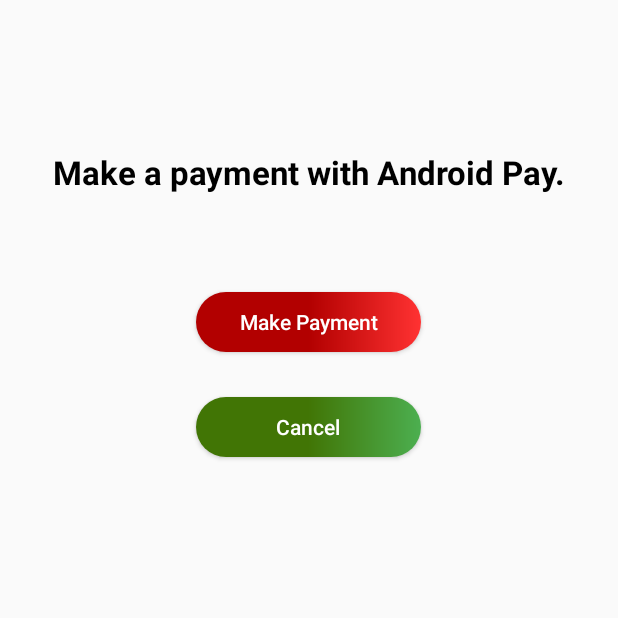
After one commit to alopez96/fete, an Android app: the PaymentActivity screen opened directly, with no data from a screen before it, on a phone screen of 412 x 824 dp, the top half of it. The commit adds this screen. Run offline under Robolectric (Android 15) with nearby library versions, the phone set to English and light mode, and no system bars; libraries missing offline, so code that uses them is left out: com.anjlab.android, com.stripe.android; 1 statement that could not run was skipped.

Commit message:
google pay payment

```diff
--- a/app/build.gradle
+++ b/app/build.gradle
@@ -50,6 +50,11 @@ dependencies {
     implementation 'com.android.support:cardview-v7:24.0.1'
 
     implementation 'com.google.android.gms:play-services-auth:16.0.0'
+
+    implementation 'com.stripe:stripe-android:8.1.0'
+    implementation 'com.google.android.gms:play-services-wallet:16.0.0'
+    implementation 'com.anjlab.android.iab.v3:library:1.0.44'
+
 }
 
 apply plugin: 'com.google.gms.google-services'
--- /dev/null
+++ b/app/src/main/java/com/example/arturolopez/fete/PaymentActivity.java
@@ -0,0 +1,114 @@
+package com.example.arturolopez.fete;
+
+import android.content.Intent;
+import android.support.annotation.NonNull;
+import android.support.annotation.Nullable;
+import android.support.design.widget.FloatingActionButton;
+import android.support.v7.app.AppCompatActivity;
+import android.os.Bundle;
+import android.util.Log;
+import android.view.Menu;
+import android.view.MenuItem;
+import android.view.View;
+import android.widget.Button;
+import android.widget.TextView;
+import android.widget.Toast;
+
+import com.anjlab.android.iab.v3.BillingProcessor;
+import com.anjlab.android.iab.v3.TransactionDetails;
+import com.stripe.android.model.Card;
+
+public class PaymentActivity extends AppCompatActivity implements BillingProcessor.IBillingHandler{
+
+    BillingProcessor bp;
+    private Button payButton, backButton;
+
+    @Override
+    protected void onCreate(Bundle savedInstanceState) {
+        super.onCreate(savedInstanceState);
+        setContentView(R.layout.activity_payment);
+
+        bp = new BillingProcessor(this, null, this);
+
+        payButton = findViewById(R.id.payment_btn);
+        backButton = findViewById(R.id.back_btn);
+
+        payButton.setOnClickListener(new View.OnClickListener() {
+            @Override
+            public void onClick(View v) {
+                bp.purchase(PaymentActivity.this,"android.test.purchased");
+            }
+        });
+
+        backButton.setOnClickListener(new View.OnClickListener() {
+            @Override
+            public void onClick(View v) {
+                System.out.println("back button");
+            }
+        });
+    }
+
+    @Override
+    public boolean onCreateOptionsMenu(Menu menu) {
+        // Inflate the menu; this adds items to the action bar if it is present.
+        getMenuInflater().inflate(R.menu.main, menu);
+        return true;
+    }
+
+    @Override
+    public boolean onOptionsItemSelected(MenuItem item) {
+        // Handle action bar item clicks here. The action bar will
+        // automatically handle clicks on the Home/Up button, so long
+        // as you specify a parent activity in AndroidManifest.xml.
+        int id = item.getItemId();
+
+        //noinspection SimplifiableIfStatement
+        if (id == R.id.action_settings) {
+            return true;
+        }
+
+        return super.onOptionsItemSelected(item);
+    }
+
+    @Override
+    public void onProductPurchased(@NonNull String productId, @Nullable TransactionDetails details) {
+        Intent i = new Intent(PaymentActivity.this, MainActivity.class);
+        Toast.makeText(this,"Your payment has been processes",Toast.LENGTH_SHORT);
+        System.out.println("pay button");
+        startActivity(i);
+    }
+
+    @Override
+    public void onPurchaseHistoryRestored() {
+
+    }
+
+    @Override
+    public void onBillingError(int errorCode, @Nullable Throwable error) {
+
+    }
+
+    @Override
+    public void onBillingInitialized() {
+
+    }
+    @Override
+    protected void onActivityResult(int requestCode, int resultCode, Intent data) {
+        if (!bp.handleActivityResult(requestCode, resultCode, data)) {
+            super.onActivityResult(requestCode, resultCode, data);
+        }
+    }
+    @Override
+    public void onDestroy() {
+        if (bp != null) {
+            bp.release();
+        }
+        super.onDestroy();
+    }
+
+
+    @Override
+    public void onPointerCaptureChanged(boolean hasCapture) {
+
+    }
+}
--- /dev/null
+++ b/app/src/main/res/layout/activity_payment.xml
@@ -0,0 +1,54 @@
+<?xml version="1.0" encoding="utf-8"?>
+<android.support.constraint.ConstraintLayout xmlns:android="http://schemas.android.com/apk/res/android"
+    xmlns:app="http://schemas.android.com/apk/res-auto"
+    xmlns:tools="http://schemas.android.com/tools"
+    android:layout_width="match_parent"
+    android:layout_height="match_parent"
+    tools:context=".PaymentActivity">
+
+    <LinearLayout
+        android:layout_width="match_parent"
+        android:layout_height="match_parent"
+        android:orientation="vertical">
+
+        <TextView
+            android:layout_width="wrap_content"
+            android:layout_height="wrap_content"
+            android:text="Make a payment with Android Pay."
+            android:textColor="@color/black"
+            android:textStyle="bold"
+            android:layout_marginBottom="50dp"
+            android:layout_marginTop="100dp"
+            android:textAllCaps="false"
+            android:layout_gravity="center_horizontal"
+            android:textSize="22dp"/>
+
+
+        <Button
+            android:layout_width="150dp"
+            android:layout_height="40dp"
+            android:id="@+id/payment_btn"
+            android:text="Make Payment"
+            android:layout_marginTop="15dp"
+            android:textAllCaps="false"
+            android:background="@drawable/red_btn"
+            android:textColor="@color/white"
+            android:layout_gravity="center_horizontal"/>
+
+        <Button
+            android:layout_width="150dp"
+            android:layout_height="40dp"
+            android:id="@+id/back_btn"
+            android:text="Cancel"
+            android:layout_marginTop="30dp"
+            android:textAllCaps="false"
+            android:background="@drawable/green_btn"
+            android:textColor="@color/white"
+            android:layout_gravity="center_horizontal"/>
+
+
+    </LinearLayout>
+
+
+
+</android.support.constraint.ConstraintLayout>
```
Also changed, not shown: app/src/main/AndroidManifest.xml (+6 -1 lines), app/src/main/java/com/example/arturolopez/fete/SpecificEventActivity.java (+10 -0 lines), app/src/main/res/layout/activity_specific_event.xml (+20 -11 lines).
